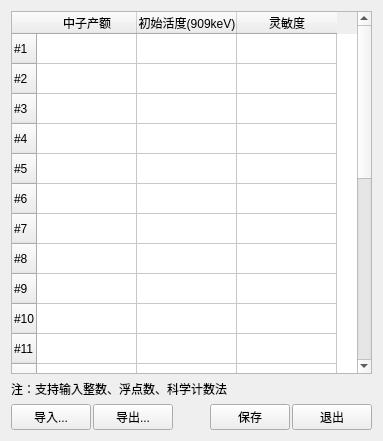
Before: the Qt Designer form neutronyieldcalibration.ui in MrXiaomao/HXR_Detector, drawn with Qt 5.
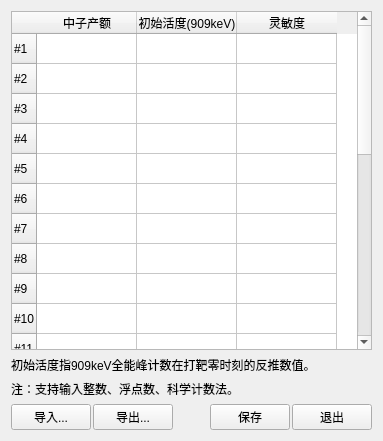
After: the same form once the commit is applied.

The edit to the form file:
```diff
--- a/neutronyieldcalibration.ui
+++ b/neutronyieldcalibration.ui
@@ -153,10 +153,17 @@
      </column>
     </widget>
    </item>
+   <item>
+    <widget class="QLabel" name="label_2">
+     <property name="text">
+      <string>初始活度指909keV全能峰计数在打靶零时刻的反推数值。</string>
+     </property>
+    </widget>
+   </item>
    <item>
     <widget class="QLabel" name="label">
      <property name="text">
-      <string>注：支持输入整数、浮点数、科学计数法</string>
+      <string>注：支持输入整数、浮点数、科学计数法。</string>
      </property>
     </widget>
    </item>
```
